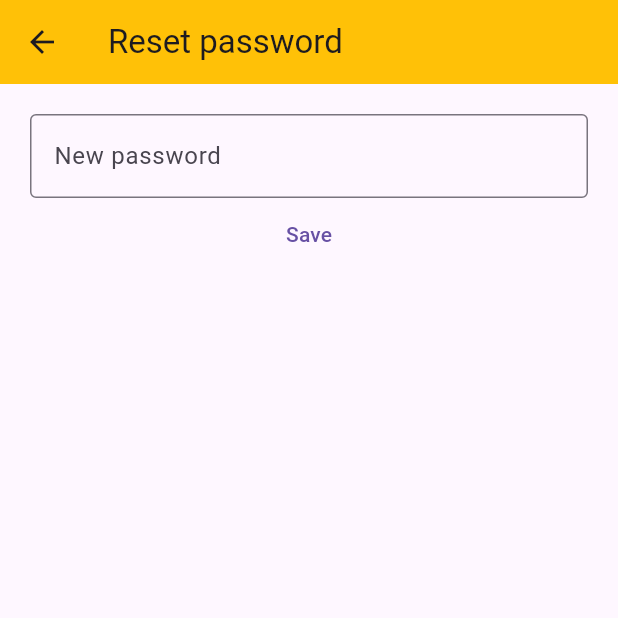
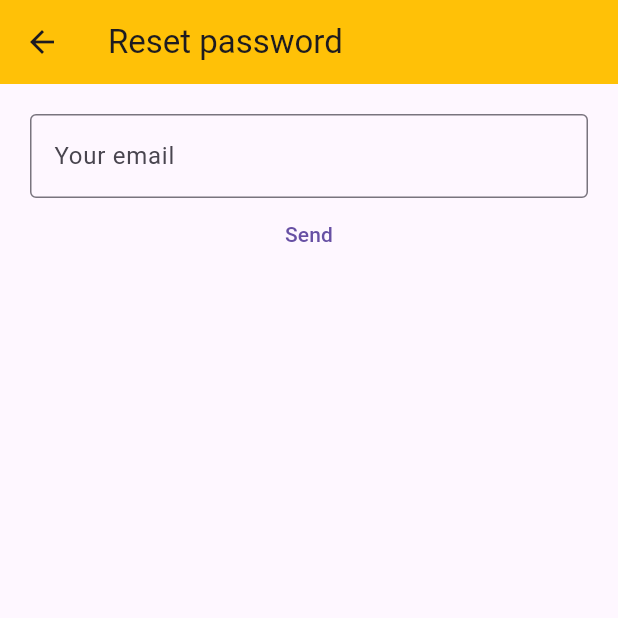
Before and after one commit to ibragimov05/settings-page, a Flutter app: the ResetPasswordScreen screen opened by its route, on a phone screen of 412 x 824 dp, the top half of it. Run offline on Flutter 3.47's test engine with Material 3 defaults, Android fonts, the phone set to English and light mode, and no system bars; our stand-ins replace flutter_colorpicker, salomon_bottom_bar, shared_preferences, sqflite, youtube_player_flutter; accounts and stored records are empty.

Commit message:
reset password via email is done

```diff
--- a/lib/services/http/auth_http_service.dart
+++ b/lib/services/http/auth_http_service.dart
@@ -60,11 +60,11 @@ class AuthHttpService {
     );
   }
 
-  Future<void> resetPassword({required String newPassword}) async {
+  Future<void> resetPassword({required String email}) async {
     SharedPreferences sharedPreferences = await SharedPreferences.getInstance();
     final String? userToken = sharedPreferences.getString('token');
     final Uri url = Uri.parse(
-      'https://identitytoolkit.googleapis.com/v1/accounts:update?key=$_apiKey',
+      'https://identitytoolkit.googleapis.com/v1/accounts:sendOobCode?key=$_apiKey',
     );
     try {
       if (userToken == null) {
@@ -73,9 +73,8 @@ class AuthHttpService {
       final response =  await http.post(
         url,
         body: jsonEncode({
-          'idToken': userToken,
-          'password': newPassword,
-          'returnSecureToken': true,
+          'requestType': 'PASSWORD_RESET',
+          'email': email,
         }),
       );
       if(response.statusCode != 200){
--- a/lib/viewmodels/auth_viewmodel.dart
+++ b/lib/viewmodels/auth_viewmodel.dart
@@ -20,9 +20,9 @@ class AuthViewmodel {
     }
   }
 
-  Future<void> resetPassword({required String password}) async {
+  Future<void> resetPassword({required String email}) async {
     try {
-      await _authHttpService.resetPassword(newPassword: password);
+      await _authHttpService.resetPassword(email: email);
     } catch (e) {
       rethrow;
     }
--- a/lib/views/screens/onboarding/reset_password.dart
+++ b/lib/views/screens/onboarding/reset_password.dart
@@ -11,13 +11,13 @@ class ResetPasswordScreen extends StatefulWidget {
 class _ResetPasswordScreenState extends State<ResetPasswordScreen> {
   final AuthViewmodel _authViewmodel = AuthViewmodel();
   final GlobalKey<FormState> _formKey = GlobalKey<FormState>();
-  String _password = '';
+  String _email = '';
 
   void onResetPressed() async {
     if (_formKey.currentState!.validate()) {
       _formKey.currentState!.save();
       try {
-        await _authViewmodel.resetPassword(password: _password);
+        await _authViewmodel.resetPassword(email: _email);
       } catch (e) {
         if (mounted) {
           showDialog(
@@ -53,25 +53,31 @@ class _ResetPasswordScreenState extends State<ResetPasswordScreen> {
           children: [
             Form(
               key: _formKey,
-              child: TextFormField(
+              child: Column(
+                children: [
+
+                  TextFormField(
+                    autovalidateMode: AutovalidateMode.onUserInteraction,
                     decoration: const InputDecoration(
                       border: OutlineInputBorder(),
-                  hintText: 'New password',
+                      hintText: 'Your email',
                     ),
                     validator: (String? value) {
                       if (value == null || value.trim().isEmpty) {
-                    return 'Enter password';
+                        return 'Enter email';
                       }
                       return null;
                     },
                     onSaved: (String? newValue) {
-                  _password = newValue ?? '';
+                      _email = newValue ?? '';
                     },
+                  ),
+                ],
               ),
             ),
             TextButton(
               onPressed: onResetPressed,
-              child: const Text('Save'),
+              child: const Text('Send'),
             ),
           ],
         ),
```
Lines whose indentation alone changed are shown as unchanged.
